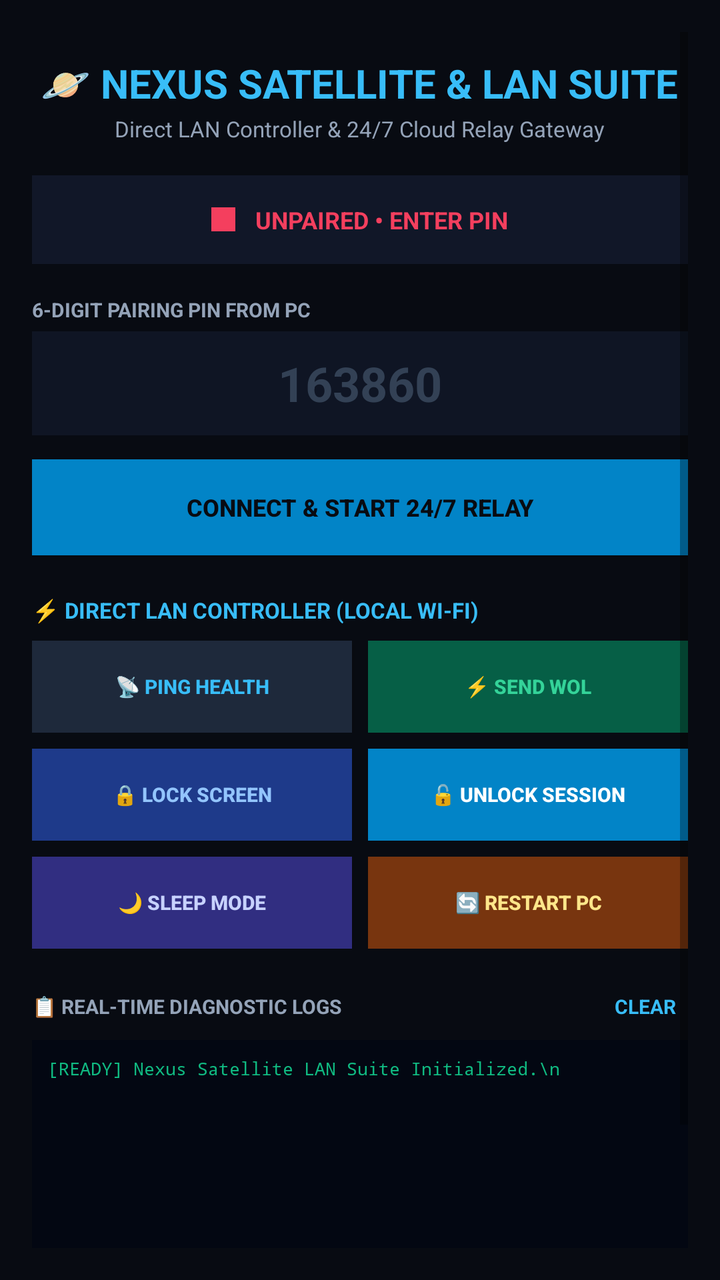
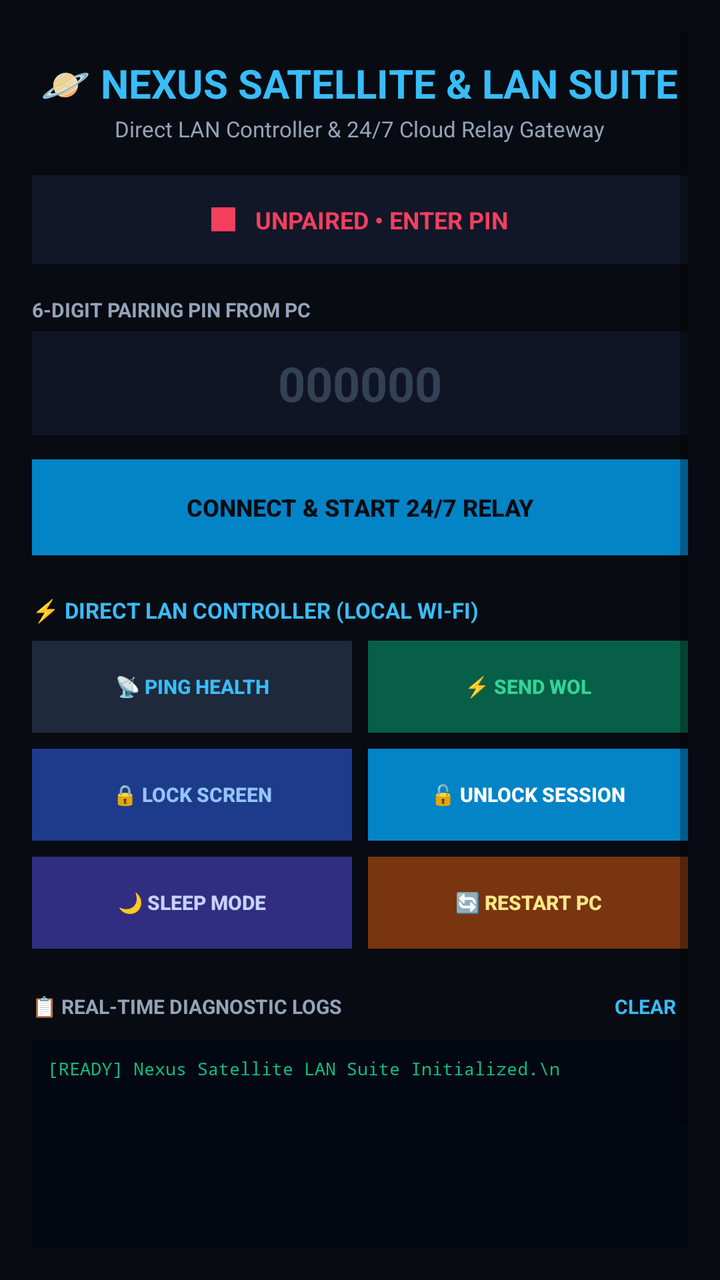

Two renders of the same Android screen: before a commit and after it. Below are the layout's source before the change and the commit's diff.
<!-- AndroidManifest.xml: application theme Theme.NexusSatellite -->
<!-- res/layout/activity_main.xml -->
<?xml version="1.0" encoding="utf-8"?>
<ScrollView xmlns:android="http://schemas.android.com/apk/res/android"
    android:layout_width="match_parent"
    android:layout_height="match_parent"
    android:background="#080B12"
    android:fillViewport="true"
    android:padding="16dp">

    <LinearLayout
        android:layout_width="match_parent"
        android:layout_height="wrap_content"
        android:gravity="center_horizontal"
        android:orientation="vertical">

        
        <TextView
            android:layout_width="wrap_content"
            android:layout_height="wrap_content"
            android:layout_marginTop="12dp"
            android:text="🪐 NEXUS SATELLITE &amp; LAN SUITE"
            android:textColor="#38BDF8"
            android:textSize="20sp"
            android:textStyle="bold" />

        <TextView
            android:layout_width="wrap_content"
            android:layout_height="wrap_content"
            android:layout_marginTop="2dp"
            android:layout_marginBottom="16dp"
            android:text="Direct LAN Controller &amp; 24/7 Cloud Relay Gateway"
            android:textColor="#94A3B8"
            android:textSize="11sp" />

        
        <LinearLayout
            android:id="@+id/cardStatus"
            android:layout_width="match_parent"
            android:layout_height="wrap_content"
            android:layout_marginBottom="16dp"
            android:background="#111728"
            android:gravity="center"
            android:orientation="horizontal"
            android:padding="14dp">

            <View
                android:id="@+id/dotStatus"
                android:layout_width="12dp"
                android:layout_height="12dp"
                android:layout_marginEnd="10dp"
                android:background="#F43F5E" />

            <TextView
                android:id="@+id/tvStatus"
                android:layout_width="wrap_content"
                android:layout_height="wrap_content"
                android:text="UNPAIRED • ENTER PIN"
                android:textColor="#F43F5E"
                android:textSize="12sp"
                android:textStyle="bold" />
        </LinearLayout>

        
        <LinearLayout
            android:id="@+id/cardPinInput"
            android:layout_width="match_parent"
            android:layout_height="wrap_content"
            android:orientation="vertical">

            <TextView
                android:layout_width="match_parent"
                android:layout_height="wrap_content"
                android:layout_marginBottom="4dp"
                android:text="6-DIGIT PAIRING PIN FROM PC"
                android:textColor="#94A3B8"
                android:textSize="10sp"
                android:textStyle="bold" />

            <EditText
                android:id="@+id/etPin"
                android:layout_width="match_parent"
                android:layout_height="52dp"
                android:layout_marginBottom="12dp"
                android:background="#0F1524"
                android:gravity="center"
                android:hint="163860"
                android:inputType="number"
                android:maxLength="6"
                android:textColor="#38BDF8"
                android:textColorHint="#334155"
                android:textSize="24sp"
                android:textStyle="bold" />

            <Button
                android:id="@+id/btnConnect"
                android:layout_width="match_parent"
                android:layout_height="48dp"
                android:layout_marginBottom="16dp"
                android:background="#0284C7"
                android:text="CONNECT &amp; START 24/7 RELAY"
                android:textColor="#080B12"
                android:textSize="12sp"
                android:textStyle="bold" />
        </LinearLayout>

        
        <LinearLayout
            android:id="@+id/cardTargetInfo"
            android:layout_width="match_parent"
            android:layout_height="wrap_content"
            android:layout_marginBottom="16dp"
            android:background="#0E1424"
            android:orientation="vertical"
            android:padding="14dp"
            android:visibility="gone">

            <TextView
                android:id="@+id/tvTargetName"
                android:layout_width="wrap_content"
                android:layout_height="wrap_content"
                android:text="Target: hajimaPC"
                android:textColor="#FFFFFF"
                android:textSize="13sp"
                android:textStyle="bold" />

            <TextView
                android:id="@+id/tvTargetIp"
                android:layout_width="wrap_content"
                android:layout_height="wrap_content"
                android:layout_marginTop="4dp"
                android:text="LAN IP: 192.168.100.50:48880"
                android:textColor="#38BDF8"
                android:textSize="11sp" />

            <TextView
                android:id="@+id/tvTargetMac"
                android:layout_width="wrap_content"
                android:layout_height="wrap_content"
                android:layout_marginTop="2dp"
                android:text="MAC: 74:56:3C:48:E0:7F"
                android:textColor="#94A3B8"
                android:textSize="11sp" />
        </LinearLayout>

        
        <TextView
            android:layout_width="match_parent"
            android:layout_height="wrap_content"
            android:layout_marginTop="4dp"
            android:layout_marginBottom="8dp"
            android:text="⚡ DIRECT LAN CONTROLLER (LOCAL WI-FI)"
            android:textColor="#38BDF8"
            android:textSize="11sp"
            android:textStyle="bold" />

        
        <LinearLayout
            android:layout_width="match_parent"
            android:layout_height="wrap_content"
            android:layout_marginBottom="8dp"
            android:orientation="horizontal">

            <Button
                android:id="@+id/btnTestPing"
                android:layout_width="0dp"
                android:layout_height="46dp"
                android:layout_marginEnd="4dp"
                android:layout_weight="1"
                android:background="#1E293B"
                android:text="📡 PING HEALTH"
                android:textColor="#38BDF8"
                android:textSize="10sp"
                android:textStyle="bold" />

            <Button
                android:id="@+id/btnTestWol"
                android:layout_width="0dp"
                android:layout_height="46dp"
                android:layout_marginStart="4dp"
                android:layout_weight="1"
                android:background="#065F46"
                android:text="⚡ SEND WOL"
                android:textColor="#34D399"
                android:textSize="10sp"
                android:textStyle="bold" />
        </LinearLayout>

        
        <LinearLayout
            android:layout_width="match_parent"
            android:layout_height="wrap_content"
            android:layout_marginBottom="8dp"
            android:orientation="horizontal">

            <Button
                android:id="@+id/btnTestLock"
                android:layout_width="0dp"
                android:layout_height="46dp"
                android:layout_marginEnd="4dp"
                android:layout_weight="1"
                android:background="#1E3A8A"
                android:text="🔒 LOCK SCREEN"
                android:textColor="#93C5FD"
                android:textSize="10sp"
                android:textStyle="bold" />

            <Button
                android:id="@+id/btnTestUnlock"
                android:layout_width="0dp"
                android:layout_height="46dp"
                android:layout_marginStart="4dp"
                android:layout_weight="1"
                android:background="#0284C7"
                android:text="🔓 UNLOCK SESSION"
                android:textColor="#FFFFFF"
                android:textSize="10sp"
                android:textStyle="bold" />
        </LinearLayout>

        
        <LinearLayout
            android:layout_width="match_parent"
            android:layout_height="wrap_content"
            android:layout_marginBottom="16dp"
            android:orientation="horizontal">

            <Button
                android:id="@+id/btnTestSleep"
                android:layout_width="0dp"
                android:layout_height="46dp"
                android:layout_marginEnd="4dp"
                android:layout_weight="1"
                android:background="#312E81"
                android:text="🌙 SLEEP MODE"
                android:textColor="#C7D2FE"
                android:textSize="10sp"
                android:textStyle="bold" />

            <Button
                android:id="@+id/btnTestRestart"
                android:layout_width="0dp"
                android:layout_height="46dp"
                android:layout_marginStart="4dp"
                android:layout_weight="1"
                android:background="#78350F"
                android:text="🔄 RESTART PC"
                android:textColor="#FDE68A"
                android:textSize="10sp"
                android:textStyle="bold" />
        </LinearLayout>

        
        <LinearLayout
            android:layout_width="match_parent"
            android:layout_height="wrap_content"
            android:gravity="center_vertical"
            android:orientation="horizontal">

            <TextView
                android:layout_width="0dp"
                android:layout_height="wrap_content"
                android:layout_weight="1"
                android:text="📋 REAL-TIME DIAGNOSTIC LOGS"
                android:textColor="#94A3B8"
                android:textSize="10sp"
                android:textStyle="bold" />

            <TextView
                android:id="@+id/btnClearLogs"
                android:layout_width="wrap_content"
                android:layout_height="wrap_content"
                android:padding="6dp"
                android:text="CLEAR"
                android:textColor="#38BDF8"
                android:textSize="10sp"
                android:textStyle="bold" />
        </LinearLayout>

        <ScrollView
            android:id="@+id/scrollLogs"
            android:layout_width="match_parent"
            android:layout_height="160dp"
            android:layout_marginTop="4dp"
            android:layout_marginBottom="12dp"
            android:background="#030712"
            android:padding="8dp">

            <TextView
                android:id="@+id/tvLogs"
                android:layout_width="match_parent"
                android:layout_height="wrap_content"
                android:fontFamily="monospace"
                android:text="[READY] Nexus Satellite LAN Suite Initialized.\n"
                android:textColor="#10B981"
                android:textSize="9sp" />
        </ScrollView>

        <TextView
            android:layout_width="wrap_content"
            android:layout_height="wrap_content"
            android:layout_marginTop="8dp"
            android:text="Nexus Suite v3.5.0 • Direct LAN &amp; Cloud Gateway"
            android:textColor="#475569"
            android:textSize="9sp" />

    </LinearLayout>
</ScrollView>
<!-- resources referenced by this layout -->
<resources>
  <style name="Theme.NexusSatellite" parent="Theme.AppCompat.DayNight.NoActionBar">
          <item name="colorPrimary">@color/cyan_600</item>
          <item name="colorPrimaryDark">@color/black</item>
          <item name="colorAccent">@color/cyan_400</item>
          <item name="android:statusBarColor">@color/black</item>
          <item name="android:windowBackground">@color/black</item>
      </style>
  <color name="cyan_600">#0284C7</color>
  <color name="black">#080B12</color>
  <color name="cyan_400">#38BDF8</color>
</resources>

<!-- the commit's change to res/layout/activity_main.xml (unified diff, before → after) -->
@@ -82,7 +82,7 @@
                 android:layout_marginBottom="12dp"
                 android:background="#0F1524"
                 android:gravity="center"
-                android:hint="163860"
+                android:hint="000000"
                 android:inputType="number"
                 android:maxLength="6"
                 android:textColor="#38BDF8"
@@ -117,7 +117,7 @@
                 android:id="@+id/tvTargetName"
                 android:layout_width="wrap_content"
                 android:layout_height="wrap_content"
-                android:text="Target: hajimaPC"
+                android:text="Target: No PC Linked"
                 android:textColor="#FFFFFF"
                 android:textSize="13sp"
                 android:textStyle="bold" />
@@ -127,7 +127,7 @@
                 android:layout_width="wrap_content"
                 android:layout_height="wrap_content"
                 android:layout_marginTop="4dp"
-                android:text="LAN IP: 192.168.100.50:48880"
+                android:text="LAN IP: Not Linked"
                 android:textColor="#38BDF8"
                 android:textSize="11sp" />
 
@@ -136,7 +136,7 @@
                 android:layout_width="wrap_content"
                 android:layout_height="wrap_content"
                 android:layout_marginTop="2dp"
-                android:text="MAC: 74:56:3C:48:E0:7F"
+                android:text="MAC: Not Linked"
                 android:textColor="#94A3B8"
                 android:textSize="11sp" />
         </LinearLayout>
